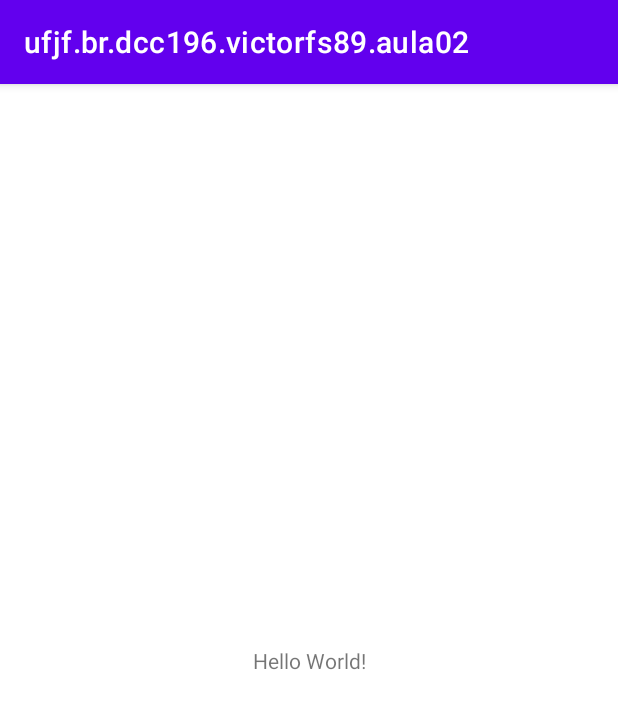
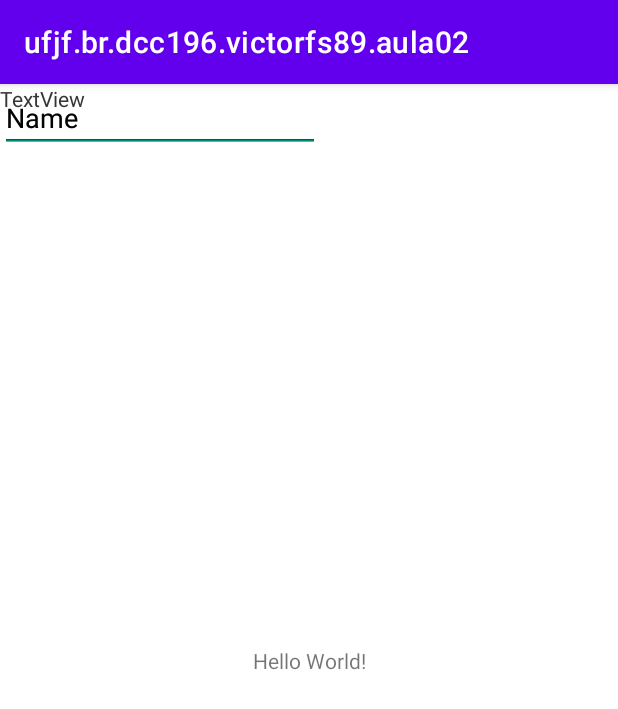
Before and after one commit to victorfs89/dcc196aula2, an Android app: the screen it shows after launch (MainActivity), on a phone screen of 412 x 824 dp. Shown: the top 709 px of the screen. Run offline under Robolectric (Android 15) with nearby library versions, the phone set to English and light mode, and no system bars.

Commit message:
Adiciona mais componentes

```diff
--- a/app/src/main/res/layout/activity_main.xml
+++ b/app/src/main/res/layout/activity_main.xml
@@ -15,4 +15,40 @@
         app:layout_constraintRight_toRightOf="parent"
         app:layout_constraintTop_toTopOf="parent" />
 
+    <TextView
+        android:id="@+id/textView"
+        android:layout_width="wrap_content"
+        android:layout_height="wrap_content"
+        android:text="TextView"
+        tools:layout_editor_absoluteX="35dp"
+        tools:layout_editor_absoluteY="28dp" />
+
+    <EditText
+        android:id="@+id/editTextTextPersonName"
+        android:layout_width="wrap_content"
+        android:layout_height="wrap_content"
+        android:ems="10"
+        android:inputType="textPersonName"
+        android:text="Name"
+        tools:layout_editor_absoluteX="34dp"
+        tools:layout_editor_absoluteY="63dp" />
+
+    <TextView
+        android:id="@+id/textView2"
+        android:layout_width="wrap_content"
+        android:layout_height="wrap_content"
+        android:text="TextView"
+        tools:layout_editor_absoluteX="34dp"
+        tools:layout_editor_absoluteY="127dp" />
+
+    <EditText
+        android:id="@+id/editTextTextPersonName2"
+        android:layout_width="wrap_content"
+        android:layout_height="wrap_content"
+        android:ems="10"
+        android:inputType="textPersonName"
+        android:text="Name"
+        tools:layout_editor_absoluteX="34dp"
+        tools:layout_editor_absoluteY="178dp" />
+
 </androidx.constraintlayout.widget.ConstraintLayout>
```
